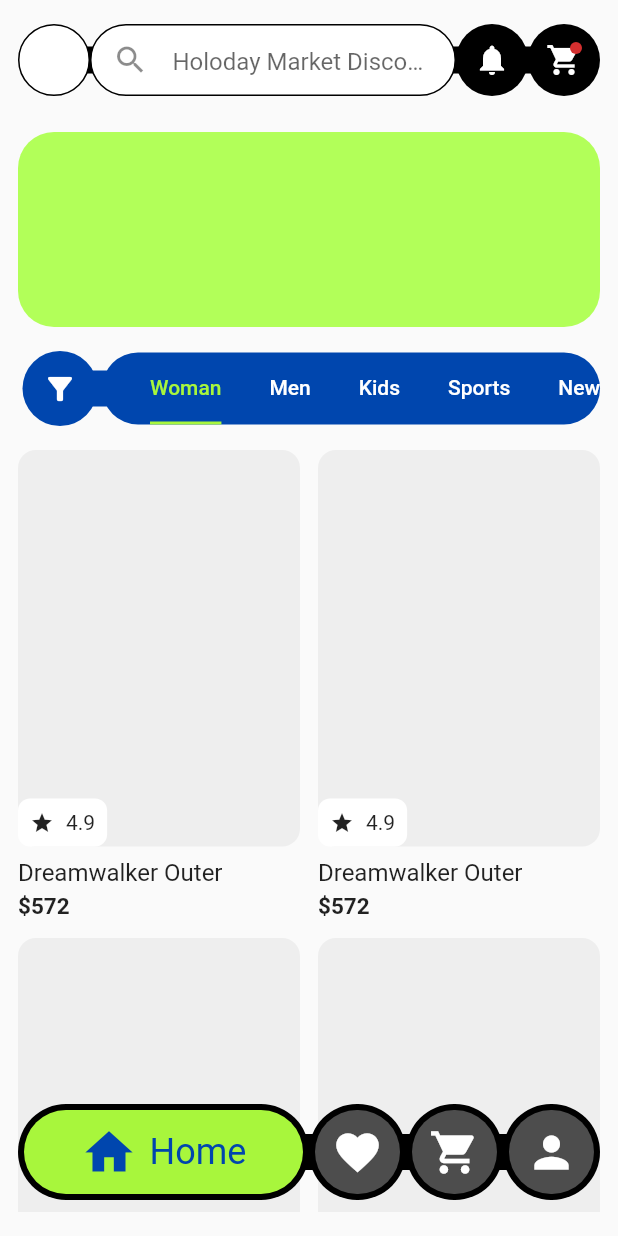
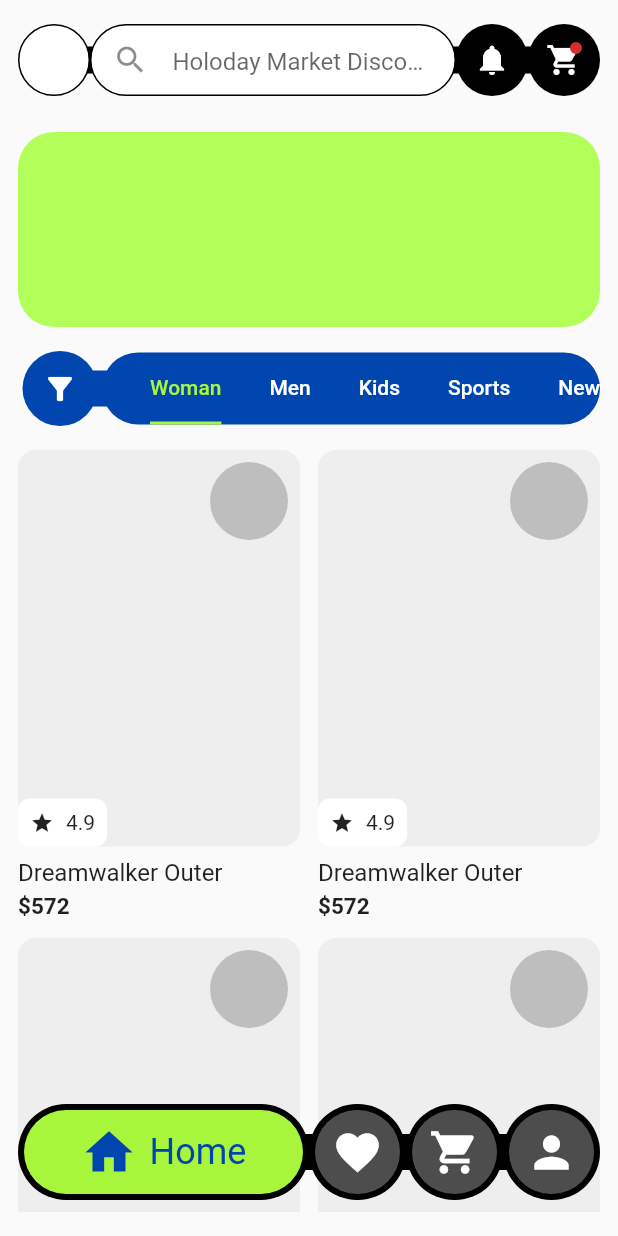
Before and after one commit to JAICHANGPARK/flutter_notebook_chapter_24, a Flutter app: the FashionECommerceMainPage screen opened directly, on a phone screen of 412 x 824 dp. Run offline on Flutter 3.47's test engine with Material 2 defaults, Android fonts, the phone set to English and light mode, and no system bars; our stand-ins replace flutter_riverpod, freezed_annotation, ionicons, percent_indicator; missing offline and left inert: crypto_font_icons; network calls fail.

Commit message:
Update fec_main_page.dart

```diff
--- a/lib/ep1368_fashion_e_commerce_app/view/fec_main_page.dart
+++ b/lib/ep1368_fashion_e_commerce_app/view/fec_main_page.dart
@@ -176,7 +176,6 @@ class _FashionECommerceMainPageState extends State<FashionECommerceMainPage> wit
                               itemCount: 10,
                               itemBuilder: (context, index) {
                                 return Container(
-
                                   child: Column(
                                     crossAxisAlignment: CrossAxisAlignment.start,
                                     children: [
@@ -190,7 +189,21 @@ class _FashionECommerceMainPageState extends State<FashionECommerceMainPage> wit
                                               top: 0,
                                               child: Container(
                                                 decoration: BoxDecoration(
-                                                    color: Colors.grey[200], borderRadius: BorderRadius.circular(12)),
+                                                  color: Colors.grey[200],
+                                                  borderRadius: BorderRadius.circular(12),
+                                                ),
+                                              ),
+                                            ),
+                                            Positioned(
+                                              right: 8,
+                                              top: 8,
+                                              child: Container(
+                                                height: 52,
+                                                width: 52,
+                                                decoration: BoxDecoration(
+                                                  color: Colors.black.withOpacity(0.2),
+                                                  shape: BoxShape.circle,
+                                                ),
                                               ),
                                             ),
                                             Positioned(
@@ -200,7 +213,7 @@ class _FashionECommerceMainPageState extends State<FashionECommerceMainPage> wit
                                                   padding: EdgeInsets.all(8),
                                                   decoration: BoxDecoration(
                                                     color: Colors.white,
-                                                    borderRadius: BorderRadius.circular(8)
+                                                    borderRadius: BorderRadius.circular(8),
                                                   ),
                                                   child: Row(
                                                     children: [
```
